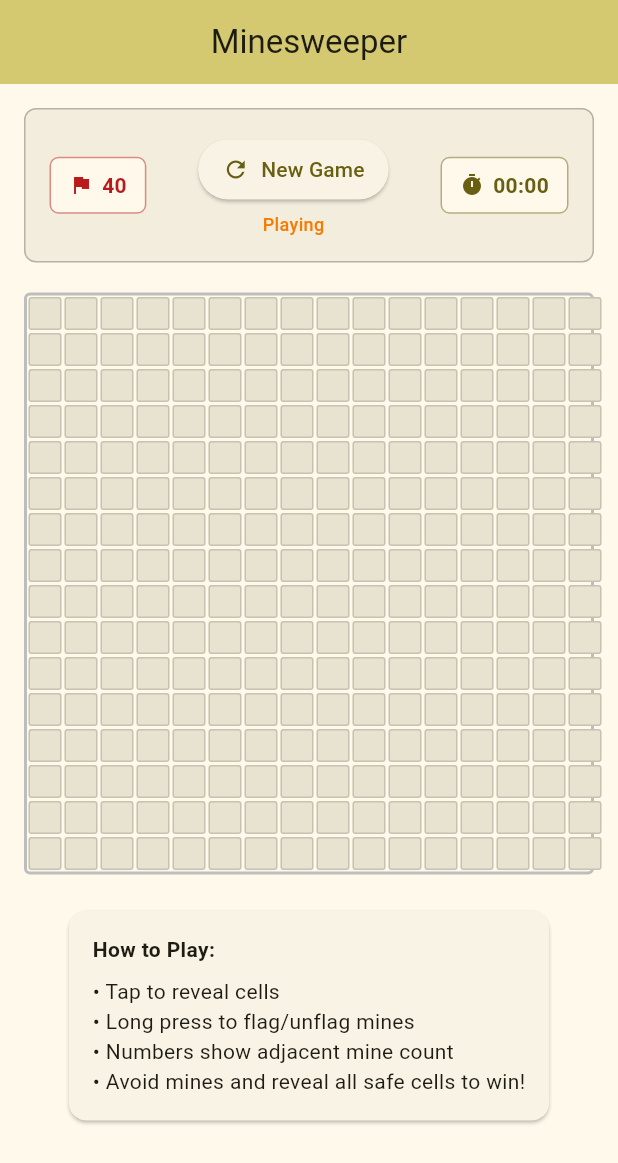
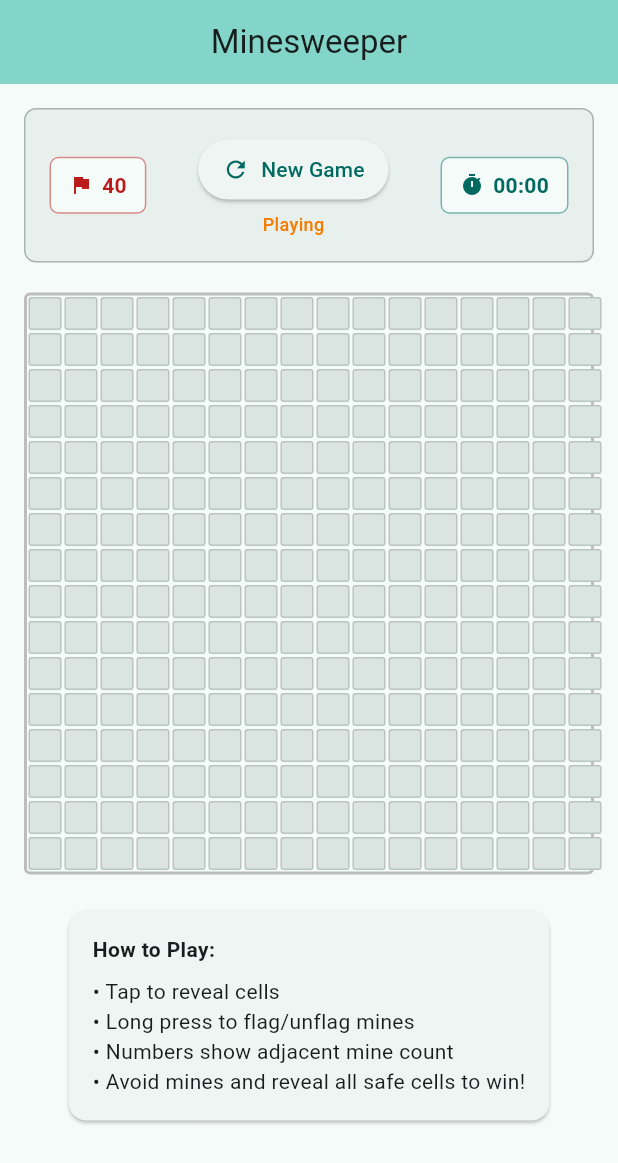
Before and after one commit to BirjuVachhani/mine_sweeper, a Flutter app: the screen it shows after launch, on a phone screen of 412 x 824 dp. Shown: the top 1163 px of the screen. Run offline on Flutter 3.47's test engine with Material 3 defaults, Android fonts, the phone set to English and light mode, and no system bars.

Commit message:
Change color scheme seed color to teal color.

```diff
--- a/lib/main.dart
+++ b/lib/main.dart
@@ -14,14 +14,14 @@ class MinesweeperApp extends StatelessWidget {
       title: 'Minesweeper',
       theme: ThemeData(
         colorScheme: ColorScheme.fromSeed(
-          seedColor: Colors.yellow,
+          seedColor: Colors.teal,
           brightness: Brightness.light,
         ),
         useMaterial3: true,
       ),
       darkTheme: ThemeData(
         colorScheme: ColorScheme.fromSeed(
-          seedColor: Colors.yellow,
+          seedColor: Colors.teal,
           brightness: Brightness.dark,
         ),
         useMaterial3: true,
```
